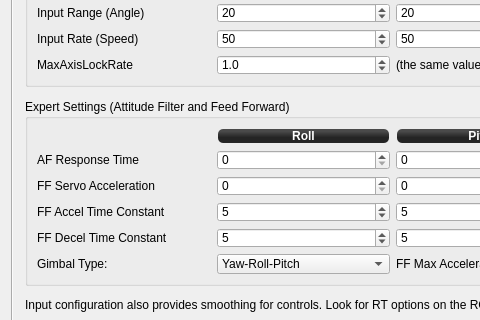
The window that ground/openpilotgcs/src/plugins/config/camerastabilization.ui (openpilot/OpenPilot) describes before a commit, drawn with Qt 5; both pictures show x 0 to 480 and y 364 to 684 of the 786 by 791 pixel window.
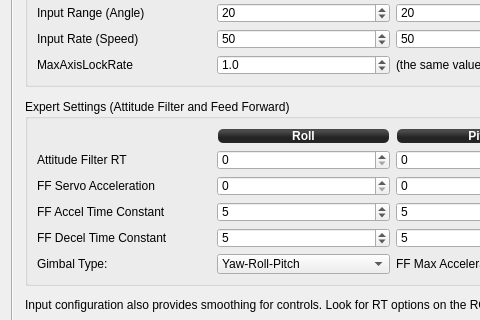
The same window after the commit. Icons and pictures are not drawn.

Commit message: [OP-724] Rename "AF Response Time" to "Attitude Filter RT" in UI to stop confusion with Input LPF RT

What changed in the file:
```diff
--- a/ground/openpilotgcs/src/plugins/config/camerastabilization.ui
+++ b/ground/openpilotgcs/src/plugins/config/camerastabilization.ui
@@ -981,7 +981,7 @@
               <item row="1" column="0">
                <widget class="QLabel" name="label_2">
                 <property name="text">
-                 <string>AF Response Time</string>
+                 <string>Attitude Filter RT</string>
                 </property>
                </widget>
               </item>
```
Left out of the diff: 6 changed lines with no effect on the pictures.
